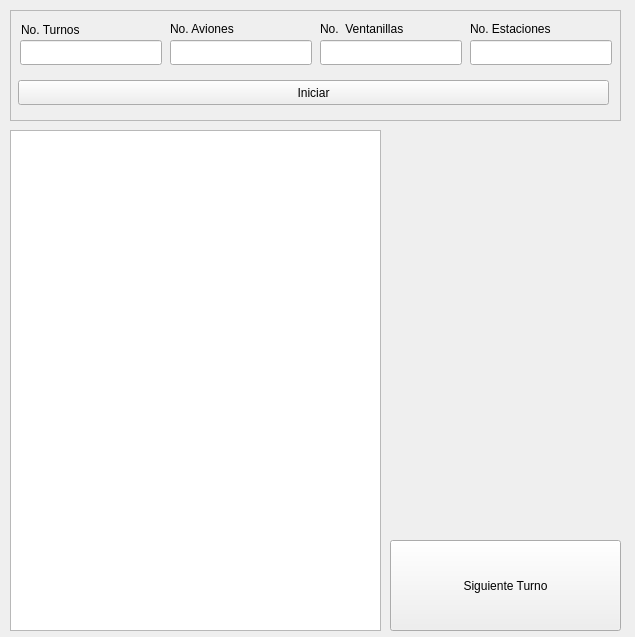
HenrryBran/EDD_201314439, file Practica 1/Practica1/Practica1/mainwindow.ui: the form before one commit.
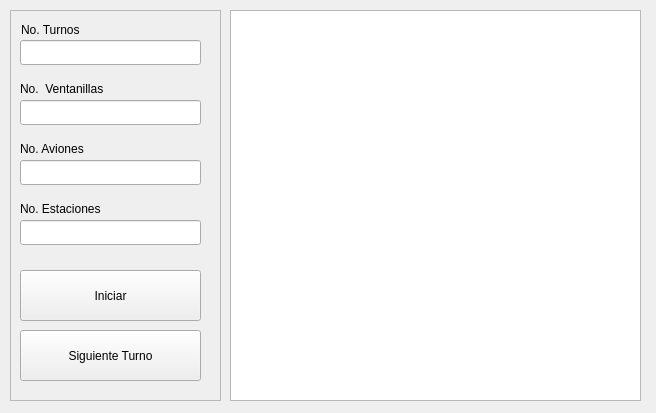
The form after the commit.

Diff of the .ui file:
```diff
--- a/Practica 1/Practica1/Practica1/mainwindow.ui
+++ b/Practica 1/Practica1/Practica1/mainwindow.ui
@@ -6,8 +6,8 @@
    <rect>
     <x>0</x>
     <y>0</y>
-    <width>635</width>
-    <height>637</height>
+    <width>656</width>
+    <height>413</height>
    </rect>
   </property>
   <property name="windowTitle">
@@ -19,8 +19,8 @@
      <rect>
       <x>10</x>
       <y>10</y>
-      <width>611</width>
-      <height>111</height>
+      <width>211</width>
+      <height>391</height>
      </rect>
     </property>
     <property name="frameShape">
@@ -32,10 +32,10 @@
     <widget class="QPushButton" name="pushButton">
      <property name="geometry">
       <rect>
-       <x>8</x>
-       <y>70</y>
-       <width>591</width>
-       <height>25</height>
+       <x>10</x>
+       <y>260</y>
+       <width>181</width>
+       <height>51</height>
       </rect>
      </property>
      <property name="text">
@@ -45,8 +45,8 @@
     <widget class="QLabel" name="label_5">
      <property name="geometry">
       <rect>
-       <x>20</x>
-       <y>80</y>
+       <x>120</x>
+       <y>60</y>
        <width>71</width>
        <height>16</height>
       </rect>
@@ -63,17 +63,7 @@
       <rect>
        <x>10</x>
        <y>30</y>
-       <width>142</width>
-       <height>25</height>
-      </rect>
-     </property>
-    </widget>
-    <widget class="QLineEdit" name="lineEdit_3">
-     <property name="geometry">
-      <rect>
-       <x>310</x>
-       <y>30</y>
-       <width>142</width>
+       <width>181</width>
        <height>25</height>
       </rect>
      </property>
@@ -81,9 +71,9 @@
     <widget class="QLineEdit" name="lineEdit_2">
      <property name="geometry">
       <rect>
-       <x>160</x>
-       <y>30</y>
-       <width>142</width>
+       <x>10</x>
+       <y>150</y>
+       <width>181</width>
        <height>25</height>
       </rect>
      </property>
@@ -91,9 +81,9 @@
     <widget class="QLineEdit" name="lineEdit_4">
      <property name="geometry">
       <rect>
-       <x>460</x>
-       <y>30</y>
-       <width>142</width>
+       <x>10</x>
+       <y>210</y>
+       <width>181</width>
        <height>25</height>
       </rect>
      </property>
@@ -101,8 +91,8 @@
     <widget class="QLabel" name="label_2">
      <property name="geometry">
       <rect>
-       <x>160</x>
-       <y>10</y>
+       <x>10</x>
+       <y>130</y>
        <width>81</width>
        <height>17</height>
       </rect>
@@ -127,8 +117,8 @@
     <widget class="QLabel" name="label_3">
      <property name="geometry">
       <rect>
-       <x>310</x>
-       <y>10</y>
+       <x>10</x>
+       <y>70</y>
        <width>106</width>
        <height>17</height>
       </rect>
@@ -140,9 +130,9 @@
     <widget class="QLabel" name="label_4">
      <property name="geometry">
       <rect>
-       <x>460</x>
-       <y>10</y>
-       <width>100</width>
+       <x>10</x>
+       <y>190</y>
+       <width>111</width>
        <height>17</height>
       </rect>
      </property>
@@ -150,31 +140,47 @@
       <string>No. Estaciones</string>
      </property>
     </widget>
+    <widget class="QPushButton" name="pushButton_2">
+     <property name="geometry">
+      <rect>
+       <x>10</x>
+       <y>320</y>
+       <width>181</width>
+       <height>51</height>
+      </rect>
+     </property>
+     <property name="text">
+      <string>Siguiente Turno</string>
+     </property>
+    </widget>
+    <widget class="QLineEdit" name="lineEdit_3">
+     <property name="geometry">
+      <rect>
+       <x>10</x>
+       <y>90</y>
+       <width>181</width>
+       <height>25</height>
+      </rect>
+     </property>
+    </widget>
    </widget>
    <widget class="QTextEdit" name="textEdit">
+    <property name="enabled">
+     <bool>true</bool>
+    </property>
     <property name="geometry">
      <rect>
-      <x>10</x>
-      <y>130</y>
-      <width>371</width>
-      <height>501</height>
+      <x>230</x>
+      <y>10</y>
+      <width>411</width>
+      <height>391</height>
      </rect>
     </property>
     <property name="styleSheet">
      <string notr="true">color: qlineargradient(spread:pad, x1:0, y1:0, x2:1, y2:0, stop:0 rgba(0, 0, 0, 255), stop:1 rgba(255, 255, 255, 255));</string>
     </property>
-   </widget>
-   <widget class="QPushButton" name="pushButton_2">
-    <property name="geometry">
-     <rect>
-      <x>390</x>
-      <y>540</y>
-      <width>231</width>
-      <height>91</height>
-     </rect>
-    </property>
-    <property name="text">
-     <string>Siguiente Turno</string>
+    <property name="readOnly">
+     <bool>true</bool>
     </property>
    </widget>
   </widget>
```
